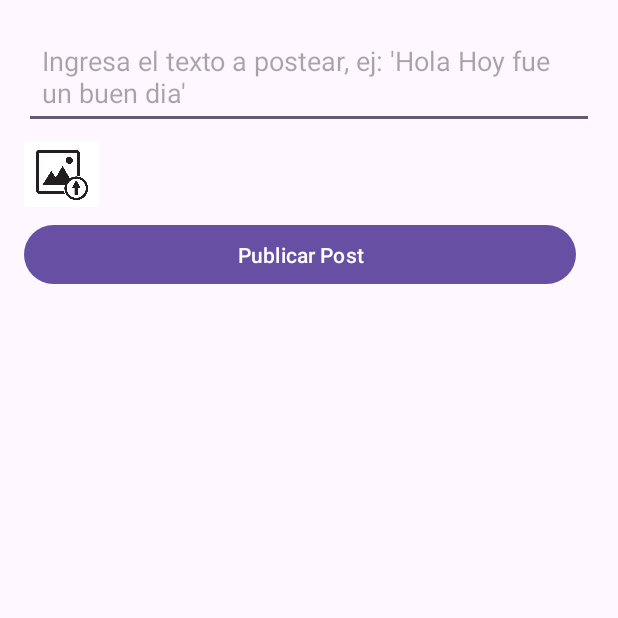
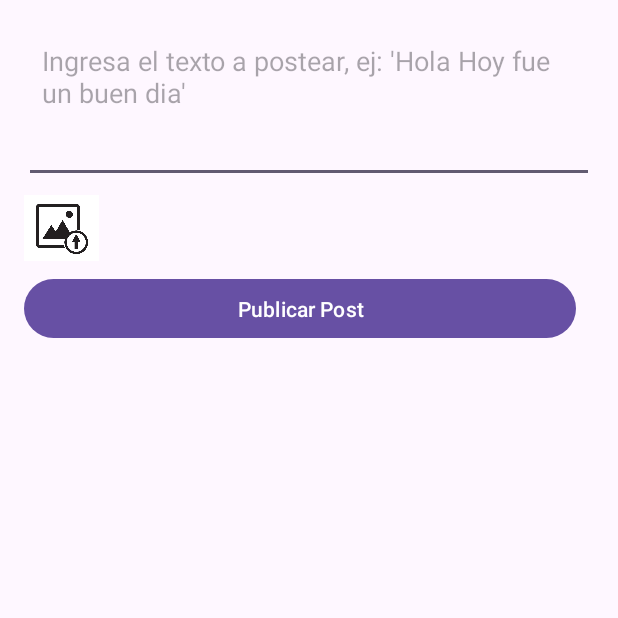
Before and after one commit to 777Undefined777/Red-Social-kotlin-firebase, an Android app: the CreatePostActivity screen opened directly, with no data from a screen before it, on a phone screen of 412 x 824 dp, the top half of it. Run offline under Robolectric (Android 15) with nearby library versions, the phone set to English and light mode, and no system bars; our stand-ins replace Firebase (no records; nobody signed in at launch, a user with empty details on screens opened directly).

Commit message:
mejoras en xml

```diff
--- a/app/src/main/res/layout/activity_create_post.xml
+++ b/app/src/main/res/layout/activity_create_post.xml
@@ -10,12 +10,12 @@
 
     <EditText
         android:id="@+id/editTextContent"
-        android:layout_width="match_parent"
-        android:layout_height="wrap_content"
+        android:layout_width="wrap_content"
+        android:layout_height="106dp"
+        android:layout_marginBottom="8dp"
         android:gravity="top"
         android:hint="Ingresa el texto a postear, ej: 'Hola Hoy fue un buen dia'"
-        android:padding="12dp"
-        android:layout_marginBottom="8dp" />
+        android:padding="12dp" />
 
     <ImageView
         android:id="@+id/imageView"
```
